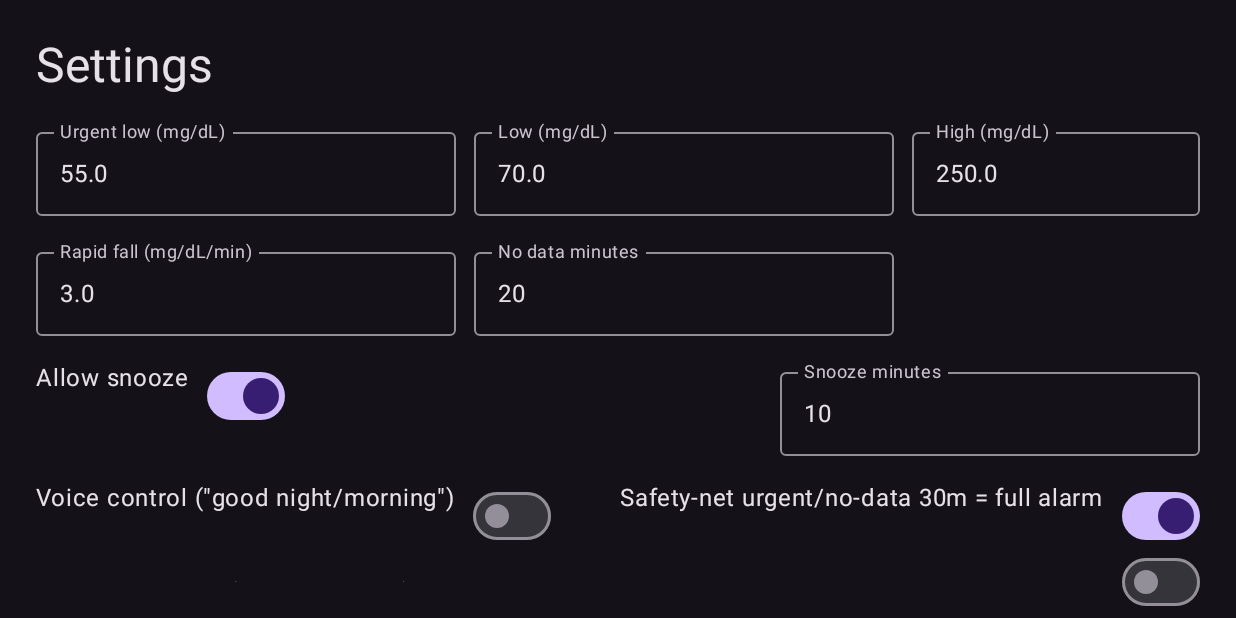
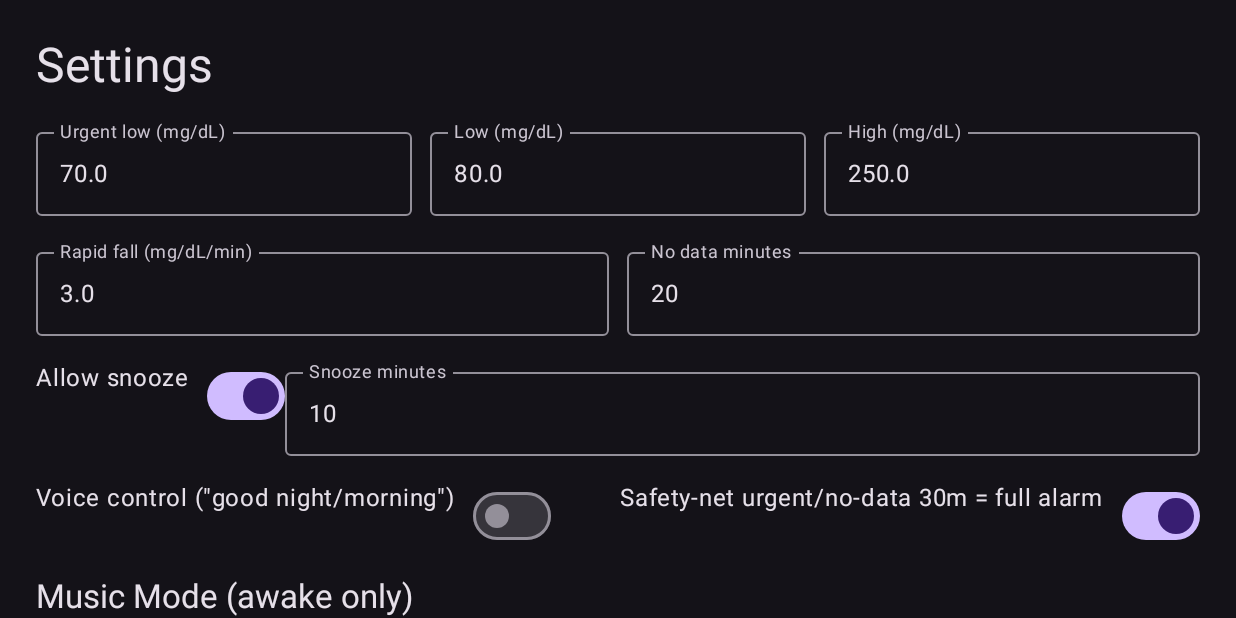
Before and after one commit to codescrapbook/g7-night-alarm, an Android app built with Jetpack Compose: the screen it shows after launch (MainActivity), after a tap on "Settings", on a phone screen of 824 x 412 dp (held sideways). Run offline under Robolectric (Android 15) with nearby library versions, the phone set to English and light mode, and no system bars; our stand-ins replace Room's generated code.

Commit message:
UI & screenshots: tablet qualifiers (w1280dp-h800dp-land, w800dp-h1280dp-port) for Roborazzi; seed realistic data (142 mg/dL rising, and 76 mg/dL falling). Increase HomeScreen contrast and font size; update chart thresholds to low=80, urgent=70. SettingsScreen: verticalScroll and field weights; adjust defaults to urgent=70/low=80. CI: grant contents: write to enable prereleases.
Co-authored-by: Joe Seeley <codescrapbook@users.noreply.github.com>

```diff
--- a/app/src/main/java/com/g7nightalarm/app/settings/UserSettings.kt
+++ b/app/src/main/java/com/g7nightalarm/app/settings/UserSettings.kt
@@ -19,8 +19,9 @@ val Context.dataStore by preferencesDataStore(SETTINGS_NAME)
 enum class Units { MG_DL, MMOL_L }
 
 data class Thresholds(
-    val urgentLow: Double = 55.0,
-    val low: Double = 70.0,
+    // Spec: urgent below 70, low band alert at <=80
+    val urgentLow: Double = 70.0,
+    val low: Double = 80.0,
     val high: Double = 250.0,
     val rapidFallRateMgdlPerMin: Double = 3.0, // mg/dL per 5 min ~ 0.6/min, this is per min
     val noDataMinutes: Int = 20
--- a/app/src/main/java/com/g7nightalarm/app/ui/screens/HomeScreen.kt
+++ b/app/src/main/java/com/g7nightalarm/app/ui/screens/HomeScreen.kt
@@ -71,8 +71,9 @@ fun HomeScreen(onOpenSettings: () -> Unit) {
     ) {
         Row(modifier = Modifier.fillMaxWidth(), horizontalArrangement = Arrangement.SpaceBetween, verticalAlignment = Alignment.CenterVertically) {
             Column {
-                Text(title, style = MaterialTheme.typography.displayMedium, fontWeight = FontWeight.ExtraBold)
-                Text("Updated ${ageMin}m ago · Mode: ${if (isSleep) "Sleep" else "Awake"}", color = Color.Gray)
+                // High-contrast, large digits readable at distance
+                Text(title, color = Color.White, style = MaterialTheme.typography.displayLarge, fontWeight = FontWeight.ExtraBold)
+                Text("Updated ${ageMin}m ago · Mode: ${if (isSleep) "Sleep" else "Awake"}", color = Color(0xFFB0B0B0))
             }
             Button(onClick = onOpenSettings) { Text("Settings") }
         }
@@ -97,7 +98,13 @@ fun HomeScreen(onOpenSettings: () -> Unit) {
                 .background(Color(0xFF181818), RoundedCornerShape(16.dp))
                 .padding(12.dp)
         ) {
-            GlucoseChart(history = history, low = UnitsUtil.convertThreshold(70.0, settings.units), urgentLow = UnitsUtil.convertThreshold(55.0, settings.units), high = UnitsUtil.convertThreshold(250.0, settings.units), units = settings.units)
+            GlucoseChart(
+                history = history,
+                low = UnitsUtil.convertThreshold(80.0, settings.units),
+                urgentLow = UnitsUtil.convertThreshold(70.0, settings.units),
+                high = UnitsUtil.convertThreshold(250.0, settings.units),
+                units = settings.units
+            )
         }
         Row(horizontalArrangement = Arrangement.spacedBy(12.dp)) {
             listOf(3, 6, 12, 24).forEach { h ->
--- a/app/src/main/java/com/g7nightalarm/app/ui/screens/SettingsScreen.kt
+++ b/app/src/main/java/com/g7nightalarm/app/ui/screens/SettingsScreen.kt
@@ -11,6 +11,8 @@ import androidx.compose.foundation.layout.Spacer
 import androidx.compose.foundation.layout.fillMaxSize
 import androidx.compose.foundation.layout.fillMaxWidth
 import androidx.compose.foundation.layout.padding
+import androidx.compose.foundation.rememberScrollState
+import androidx.compose.foundation.verticalScroll
 import androidx.compose.material3.Button
 import androidx.compose.material3.MaterialTheme
 import androidx.compose.material3.OutlinedTextField
@@ -97,25 +99,28 @@ fun SettingsScreen(onBack: () -> Unit) {
     } else null
 
     Column(
-        modifier = Modifier.fillMaxSize().padding(24.dp),
+        modifier = Modifier
+            .fillMaxSize()
+            .verticalScroll(rememberScrollState())
+            .padding(24.dp),
         verticalArrangement = Arrangement.spacedBy(16.dp)
     ) {
         Text("Settings", style = MaterialTheme.typography.headlineLarge)
         Row(Modifier.fillMaxWidth(), horizontalArrangement = Arrangement.spacedBy(12.dp)) {
-            OutlinedTextField(urgentLow, onValueChange = { urgentLow = it.filter { ch -> ch.isDigit() || ch == '.' } }, label = { Text("Urgent low (mg/dL)") })
-            OutlinedTextField(low, onValueChange = { low = it.filter { ch -> ch.isDigit() || ch == '.' } }, label = { Text("Low (mg/dL)") })
-            OutlinedTextField(high, onValueChange = { high = it.filter { ch -> ch.isDigit() || ch == '.' } }, label = { Text("High (mg/dL)") })
+            OutlinedTextField(urgentLow, onValueChange = { urgentLow = it.filter { ch -> ch.isDigit() || ch == '.' } }, label = { Text("Urgent low (mg/dL)") }, modifier = Modifier.weight(1f))
+            OutlinedTextField(low, onValueChange = { low = it.filter { ch -> ch.isDigit() || ch == '.' } }, label = { Text("Low (mg/dL)") }, modifier = Modifier.weight(1f))
+            OutlinedTextField(high, onValueChange = { high = it.filter { ch -> ch.isDigit() || ch == '.' } }, label = { Text("High (mg/dL)") }, modifier = Modifier.weight(1f))
         }
         Row(Modifier.fillMaxWidth(), horizontalArrangement = Arrangement.spacedBy(12.dp)) {
-            OutlinedTextField(rapidFall, onValueChange = { rapidFall = it.filter { ch -> ch.isDigit() || ch == '.' } }, label = { Text("Rapid fall (mg/dL/min)") })
-            OutlinedTextField(noData, onValueChange = { noData = it.filter { ch -> ch.isDigit() } }, label = { Text("No data minutes") })
+            OutlinedTextField(rapidFall, onValueChange = { rapidFall = it.filter { ch -> ch.isDigit() || ch == '.' } }, label = { Text("Rapid fall (mg/dL/min)") }, modifier = Modifier.weight(1f))
+            OutlinedTextField(noData, onValueChange = { noData = it.filter { ch -> ch.isDigit() } }, label = { Text("No data minutes") }, modifier = Modifier.weight(1f))
         }
         Row(Modifier.fillMaxWidth(), horizontalArrangement = Arrangement.SpaceBetween) {
             Row(horizontalArrangement = Arrangement.spacedBy(12.dp)) {
                 Text("Allow snooze")
                 Switch(checked = allowSnooze, onCheckedChange = { allowSnooze = it })
             }
-            OutlinedTextField(snoozeMin, onValueChange = { snoozeMin = it.filter { ch -> ch.isDigit() } }, label = { Text("Snooze minutes") })
+            OutlinedTextField(snoozeMin, onValueChange = { snoozeMin = it.filter { ch -> ch.isDigit() } }, label = { Text("Snooze minutes") }, modifier = Modifier.weight(1f))
         }
         Row(Modifier.fillMaxWidth(), horizontalArrangement = Arrangement.SpaceBetween) {
             Row(horizontalArrangement = Arrangement.spacedBy(12.dp)) {
@@ -226,8 +231,8 @@ fun SettingsScreen(onBack: () -> Unit) {
             Button(onClick = {
                 scope.launch {
                     repo.update { p ->
-                        p[SettingsKeys.urgentLow] = urgentLow.toDoubleOrNull() ?: 55.0
-                        p[SettingsKeys.low] = low.toDoubleOrNull() ?: 70.0
+                        p[SettingsKeys.urgentLow] = urgentLow.toDoubleOrNull() ?: 70.0
+                        p[SettingsKeys.low] = low.toDoubleOrNull() ?: 80.0
                         p[SettingsKeys.high] = high.toDoubleOrNull() ?: 250.0
                         p[SettingsKeys.rapidFall] = rapidFall.toDoubleOrNull() ?: 2.0
                         p[SettingsKeys.noDataMin] = noData.toIntOrNull() ?: 20
```
Also changed, not shown: 2 other files.
